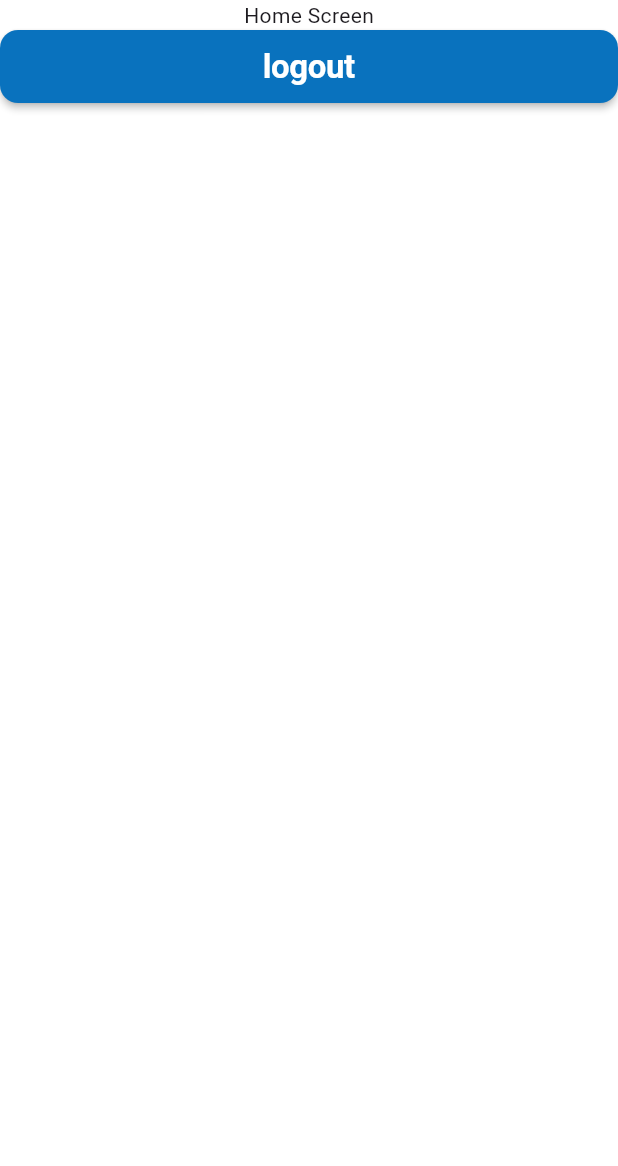
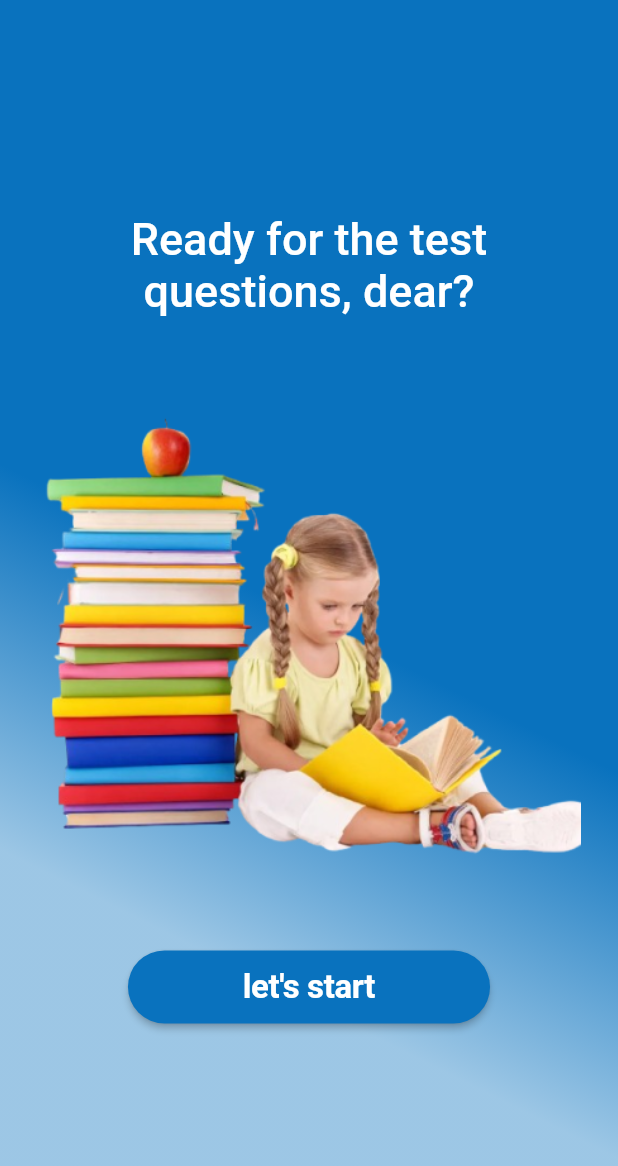
Before and after one commit to Ibrahim-Omran/auth, a Flutter app: the HomeScreen screen opened by its route, on a phone screen of 412 x 824 dp. Shown: the top 1166 px of the screen. Run offline on Flutter 3.47's test engine with Material 3 defaults, Android fonts, the phone set to English and light mode, and no system bars; our stand-ins replace dartz, dio, flutter_bloc, flutter_screenutil, fluttertoast, get_it and 3 more; accounts and stored records are empty.

Commit message:
first Question ui

```diff
--- a/lib/core/routes/app_routes.dart
+++ b/lib/core/routes/app_routes.dart
@@ -6,7 +6,8 @@ import 'package:dyslexia_app/feature/auth/presentation/screens/reset_password_sc
 import 'package:dyslexia_app/feature/auth/presentation/screens/send_code_screen.dart';
 import 'package:dyslexia_app/feature/auth/presentation/screens/sign_up_screen.dart';
 import 'package:dyslexia_app/feature/auth/presentation/screens/splash_screen.dart';
-import 'package:dyslexia_app/feature/home/presentation/screens/home_screen.dart';
+import 'package:dyslexia_app/feature/question/presentation/screens/home_screen.dart';
+import 'package:dyslexia_app/feature/question/presentation/screens/question_screen.dart';
 import 'package:flutter/material.dart';
 
 
@@ -20,6 +21,7 @@ class Routes {
   static const String resetPassword = '/resetPassword';
   static const String newPassword = '/newPassword';
   static const String onBoarding = '/onBoarding';
+  static const String questionScreen = '/questionScreen';
 
 }
 
@@ -42,6 +44,8 @@ class AppRoutes {
         return MaterialPageRoute(builder: (_) => const SendCodeScreen());
       case Routes.newPassword:
         return MaterialPageRoute(builder: (_) => const NewPasswordScreen());
+      case Routes.questionScreen:
+        return MaterialPageRoute(builder: (_) => const QuestionScreen());
 
       default:
         return MaterialPageRoute(
--- a/lib/core/utils/app_assets.dart
+++ b/lib/core/utils/app_assets.dart
@@ -8,4 +8,5 @@ class AppAssets{
   static const String forgetPasswordImage = '${baseUrl}forget_password_image.png';
   static const String verifyCodeImage = '${baseUrl}verify_code_image.png';
   static const String newPasswordImage = '${baseUrl}new_passord_image.png';
+  static const String qusImage = '${baseUrl}qus_image.png';
 }
--- a/lib/feature/home/presentation/screens/home_screen.dart
+++ /dev/null
@@ -1,41 +0,0 @@
-import 'package:dyslexia_app/core/database/api/end_points.dart';
-import 'package:dyslexia_app/core/database/cache/cache_helper.dart';
-import 'package:dyslexia_app/core/routes/app_routes.dart';
-import 'package:dyslexia_app/core/service/service_locator.dart';
-import 'package:dyslexia_app/core/utils/commons.dart';
-import 'package:dyslexia_app/core/widget/custom_button.dart';
-import 'package:flutter/material.dart';
-
-class HomeScreen extends StatelessWidget {
-  const HomeScreen({super.key});
-
-  @override
-  Widget build(BuildContext context) {
-    return  SafeArea(
-      child: Scaffold(
-        body: Column(
-          children: [
-            const Center(
-              child: Text(
-                'Home Screen'
-              ),
-
-
-            ),
-
-            CustomButton(
-              onPressed: (){
-
-                sl<CacheHelper>().removeData(
-                  key: ApiKeys.id,
-                );
-                navigateReplacement(context: context, route: Routes.login);
-              },
-              text: 'logout',
-            ),
-          ],
-        ),
-      ),
-    );
-  }
-}
--- /dev/null
+++ b/lib/feature/question/presentation/screens/home_screen.dart
@@ -0,0 +1,73 @@
+import 'package:dyslexia_app/core/routes/app_routes.dart';
+import 'package:dyslexia_app/core/utils/app_assets.dart';
+import 'package:dyslexia_app/core/utils/app_colors.dart';
+import 'package:dyslexia_app/core/utils/commons.dart';
+import 'package:dyslexia_app/core/widget/custom_button.dart';
+import 'package:flutter/material.dart';
+import 'package:flutter_screenutil/flutter_screenutil.dart';
+
+class HomeScreen extends StatelessWidget {
+  const HomeScreen({super.key});
+
+  @override
+  Widget build(BuildContext context) {
+    return Scaffold(
+      body: Container(
+        width: double.infinity,
+        decoration:  BoxDecoration(
+            gradient: LinearGradient(
+                begin: Alignment.bottomLeft,
+                end: Alignment.topRight,
+                colors: [
+                  AppColors.primary.withOpacity(0.4),
+                  AppColors.primary.withOpacity(0.4),
+                  AppColors.primary,
+                  AppColors.primary,
+                  AppColors.primary,
+                ])),
+
+        child: Column(
+          crossAxisAlignment: CrossAxisAlignment.center,
+          mainAxisAlignment: MainAxisAlignment.center,
+          children: [
+
+            Text(
+              'Ready for the test \nquestions, dear?',
+              textAlign: TextAlign.center,
+              style: Theme.of(context)
+                  .textTheme.displayMedium!
+                  .copyWith(
+                fontSize: 30,
+                color: AppColors.white,
+                fontWeight: FontWeight.w500,
+              ),
+            ),
+            SizedBox(
+              height: 50.h,
+            ),
+
+            Image.asset(
+                AppAssets.qusImage,
+              width: 330.w,
+            ),
+
+            SizedBox(
+              height: 60.h,
+            ),
+            CustomButton(
+              radius: 50,
+              width: 200.w,
+              onPressed: () {
+
+                navigate(context: context, route: Routes.questionScreen);
+              },
+              text: "let's start",
+            ),
+          ],
+
+
+        ),
+      ),
+    );
+  }
+}
--- a/pubspec.yaml
+++ b/pubspec.yaml
@@ -74,7 +74,6 @@ flutter:
   # To add assets to your application, add an assets section, like this:
   assets:
     - assets/image/
-    - assets/image/
 
   #   - images/a_dot_ham.jpeg
 
```
Also changed, not shown: lib/core/widget/question_button.dart (added, +68 -0 lines), lib/feature/auth/presentation/screens/login_screen.dart (+5 -4 lines), lib/feature/question/presentation/screens/question_screen.dart (added, +116 -0 lines), assets/image/qus_image.png (added).
